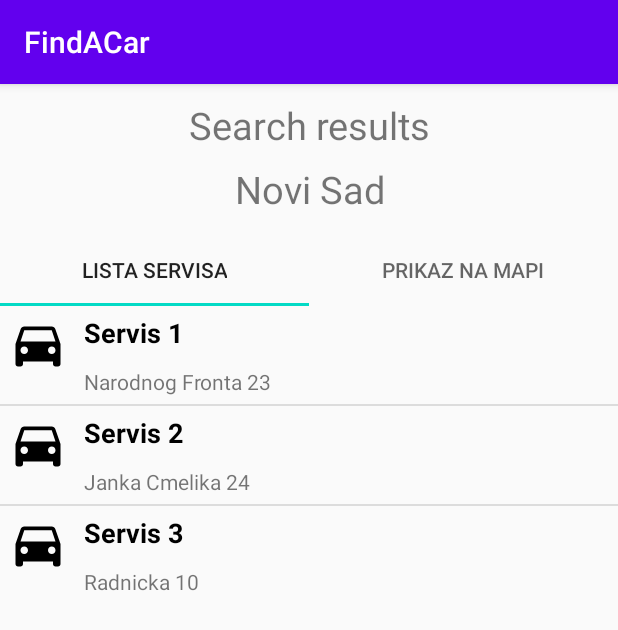
After one commit to NatasaLukic/PMA, an Android app: the ListResults screen opened directly, with no data from a screen before it, on a phone screen of 412 x 824 dp. The commit adds this screen. Shown: the top 630 px of the screen. Run offline under Robolectric (Android 15) with nearby library versions, the phone set to English and light mode, and no system bars.

Commit message:
Added activity for list of search results

```diff
--- a/FindACar/app/build.gradle
+++ b/FindACar/app/build.gradle
@@ -31,6 +31,7 @@ dependencies {
     implementation 'androidx.annotation:annotation:1.1.0'
     implementation 'androidx.constraintlayout:constraintlayout:1.1.3'
     implementation 'androidx.lifecycle:lifecycle-extensions:2.0.0'
+    implementation 'androidx.legacy:legacy-support-v4:1.0.0'
     testImplementation 'junit:junit:4.12'
     androidTestImplementation 'androidx.test.ext:junit:1.1.1'
     androidTestImplementation 'androidx.test.espresso:espresso-core:3.2.0'
--- a/FindACar/app/src/main/AndroidManifest.xml
+++ b/FindACar/app/src/main/AndroidManifest.xml
@@ -9,6 +9,7 @@
         android:roundIcon="@mipmap/ic_launcher_round"
         android:supportsRtl="true"
         android:theme="@style/AppTheme">
+        <activity android:name=".activites.SearchResultsActivity"></activity>
         <activity
             android:name=".ui.login.LoginActivity"
             android:label="@string/app_name">
--- /dev/null
+++ b/FindACar/app/src/main/java/com/example/findacar/activites/SearchResultsActivity.java
@@ -0,0 +1,59 @@
+package com.example.findacar.activites;
+
+import androidx.appcompat.app.AppCompatActivity;
+import androidx.viewpager.widget.ViewPager;
+
+import android.os.Bundle;
+import com.example.findacar.R;
+import com.example.findacar.adapters.TabAdapter;
+import com.google.android.material.tabs.TabItem;
+import com.google.android.material.tabs.TabLayout;
+
+public class SearchResultsActivity extends AppCompatActivity {
+
+    private TabLayout tabLayout;
+    private ViewPager viewPager;
+    private TabItem tab1, tab2;
+    public TabAdapter pagerAdapter;
+
+    @Override
+    protected void onCreate(Bundle savedInstanceState) {
+
+        super.onCreate(savedInstanceState);
+        setContentView(R.layout.activity_s_results);
+
+        tabLayout = (TabLayout) findViewById(R.id.tabLayout);
+        tab1 = (TabItem) findViewById(R.id.list);
+        tab2 = (TabItem) findViewById(R.id.map);
+
+        viewPager = (ViewPager) findViewById(R.id.viewPager);
+        pagerAdapter = new TabAdapter(getSupportFragmentManager(), tabLayout.getTabCount());
+        viewPager.setAdapter(pagerAdapter);
+
+        tabLayout.addOnTabSelectedListener(new TabLayout.OnTabSelectedListener() {
+            @Override
+            public void onTabSelected(TabLayout.Tab tab) {
+                viewPager.setCurrentItem(tab.getPosition());
+
+                if (tab.getPosition() == 0){
+                    pagerAdapter.notifyDataSetChanged();
+                } else if (tab.getPosition() == 1) {
+                    pagerAdapter.notifyDataSetChanged();
+                }
+            }
+
+            @Override
+            public void onTabUnselected(TabLayout.Tab tab) {
+
+            }
+
+            @Override
+            public void onTabReselected(TabLayout.Tab tab) {
+
+            }
+        });
+
+        viewPager.addOnPageChangeListener(new TabLayout.TabLayoutOnPageChangeListener(tabLayout));
+
+    }
+}
--- /dev/null
+++ b/FindACar/app/src/main/java/com/example/findacar/adapters/CarServicesAdapter.java
@@ -0,0 +1,58 @@
+package com.example.findacar.adapters;
+
+import android.app.Activity;
+import android.view.View;
+import android.view.ViewGroup;
+import android.widget.BaseAdapter;
+import android.widget.ImageView;
+import android.widget.TextView;
+
+import com.example.findacar.R;
+import com.example.findacar.model.CarService;
+import com.example.findacar.tools.MokapServices;
+
+public class CarServicesAdapter extends BaseAdapter {
+
+    public Activity activity;
+
+    public CarServicesAdapter(Activity activity) {
+        this.activity = activity;
+    }
+
+    @Override
+    public int getCount() {
+        return MokapServices.getCarServices().size();
+    }
+
+    @Override
+    public Object getItem(int position) {
+        return MokapServices.getCarServices().get(position);
+    }
+
+    @Override
+    public long getItemId(int position) {
+        return position;
+    }
+
+    @Override
+    public View getView(int position, View convertView, ViewGroup parent) {
+        View vi = convertView;
+        CarService service = MokapServices.getCarServices().get(position);
+
+        if(convertView==null)
+            vi = activity.getLayoutInflater().inflate(R.layout.carservices_list, null);
+
+        TextView name = (TextView)vi.findViewById(R.id.name);
+        TextView description = (TextView)vi.findViewById(R.id.description);
+        ImageView image = (ImageView)vi.findViewById(R.id.item_icon);
+
+        name.setText(service.getName());
+        description.setText(service.getAddress());
+
+        if (service.getAvatar() != -1){
+            image.setImageResource(service.getAvatar());
+        }
+
+        return  vi;
+    }
+}
--- /dev/null
+++ b/FindACar/app/src/main/java/com/example/findacar/adapters/TabAdapter.java
@@ -0,0 +1,36 @@
+package com.example.findacar.adapters;
+
+import androidx.fragment.app.Fragment;
+import androidx.fragment.app.FragmentManager;
+import androidx.fragment.app.FragmentPagerAdapter;
+
+import com.example.findacar.fragments.ListResults;
+import com.example.findacar.fragments.MapResults;
+
+public class TabAdapter extends FragmentPagerAdapter {
+
+    private int numOfItems;
+
+    public TabAdapter(FragmentManager fm, int numOfItems) {
+        super(fm);
+        this.numOfItems = numOfItems;
+    }
+
+    @Override
+    public Fragment getItem(int position) {
+        switch (position){
+            case 0:
+                return new ListResults();
+            case 1:
+                return new MapResults();
+            default:
+                return null;
+        }
+
+    }
+
+    @Override
+    public int getCount() {
+        return this.numOfItems;
+    }
+}
--- /dev/null
+++ b/FindACar/app/src/main/java/com/example/findacar/fragments/ListResults.java
@@ -0,0 +1,42 @@
+package com.example.findacar.fragments;
+
+import android.os.Bundle;
+
+import androidx.annotation.Nullable;
+import androidx.fragment.app.Fragment;
+import androidx.fragment.app.ListFragment;
+
+import android.view.LayoutInflater;
+import android.view.View;
+import android.view.ViewGroup;
+import android.widget.Toast;
+
+import com.example.findacar.R;
+import com.example.findacar.adapters.CarServicesAdapter;
+
+/**
+ * A simple {@link Fragment} subclass.
+ */
+public class ListResults extends ListFragment {
+
+    public ListResults() {
+        // Required empty public constructor
+    }
+
+
+    @Override
+    public View onCreateView(LayoutInflater inflater, ViewGroup container,
+                             Bundle savedInstanceState) {
+        // Inflate the layout for this fragment
+        return inflater.inflate(R.layout.fragment_list_results, container, false);
+    }
+
+    @Override
+    public void onActivityCreated(@Nullable Bundle savedInstanceState) {
+        super.onActivityCreated(savedInstanceState);
+        Toast.makeText(getActivity(), "onActivityFragmentCreated()", Toast.LENGTH_SHORT).show();
+
+        CarServicesAdapter adapter = new CarServicesAdapter(getActivity());
+        setListAdapter(adapter);
+    }
+}
--- /dev/null
+++ b/FindACar/app/src/main/java/com/example/findacar/fragments/MapResults.java
@@ -0,0 +1,29 @@
+package com.example.findacar.fragments;
+
+import android.os.Bundle;
+
+import androidx.fragment.app.Fragment;
+
+import android.view.LayoutInflater;
+import android.view.View;
+import android.view.ViewGroup;
+
+import com.example.findacar.R;
+
+/**
+ * A simple {@link Fragment} subclass.
+ */
+public class MapResults extends Fragment {
+
+    public MapResults() {
+        // Required empty public constructor
+    }
+
+
+    @Override
+    public View onCreateView(LayoutInflater inflater, ViewGroup container,
+                             Bundle savedInstanceState) {
+        // Inflate the layout for this fragment
+        return inflater.inflate(R.layout.fragment_map_results, container, false);
+    }
+}
--- /dev/null
+++ b/FindACar/app/src/main/java/com/example/findacar/model/CarService.java
@@ -0,0 +1,38 @@
+package com.example.findacar.model;
+
+public class CarService {
+
+    private String name;
+    private String address;
+    private int avatar;
+
+    public CarService(String name, String address, int avatar) {
+        this.name = name;
+        this.address = address;
+        this.avatar = avatar;
+    }
+
+    public String getName() {
+        return name;
+    }
+
+    public void setName(String name) {
+        this.name = name;
+    }
+
+    public String getAddress() {
+        return address;
+    }
+
+    public void setAddress(String address) {
+        this.address = address;
+    }
+
+    public int getAvatar() {
+        return avatar;
+    }
+
+    public void setAvatar(int avatar) {
+        this.avatar = avatar;
+    }
+}
--- /dev/null
+++ b/FindACar/app/src/main/java/com/example/findacar/tools/MokapServices.java
@@ -0,0 +1,26 @@
+package com.example.findacar.tools;
+
+import com.example.findacar.R;
+import com.example.findacar.model.CarService;
+
+import java.util.ArrayList;
+import java.util.List;
+
+public class MokapServices {
+
+    public static List<CarService> getCarServices(){
+
+        ArrayList<CarService> carServices = new ArrayList<CarService>();
+
+        CarService c1 = new CarService("Servis 1", "Narodnog Fronta 23", R.drawable.ic_directions_car_black_24dp);
+        CarService c2 = new CarService("Servis 2", "Janka Cmelika 24", R.drawable.ic_directions_car_black_24dp);
+        CarService c3 = new CarService("Servis 3", "Radnicka 10", R.drawable.ic_directions_car_black_24dp);
+
+        carServices.add(c1);
+        carServices.add(c2);
+        carServices.add(c3);
+
+        return carServices;
+
+    }
+}
--- a/FindACar/app/src/main/java/com/example/findacar/ui/login/LoginActivity.java
+++ b/FindACar/app/src/main/java/com/example/findacar/ui/login/LoginActivity.java
@@ -5,6 +5,7 @@ import android.app.Activity;
 import androidx.lifecycle.Observer;
 import androidx.lifecycle.ViewModelProviders;
 
+import android.content.Intent;
 import android.os.Bundle;
 
 import androidx.annotation.Nullable;
@@ -23,8 +24,7 @@ import android.widget.TextView;
 import android.widget.Toast;
 
 import com.example.findacar.R;
-import com.example.findacar.ui.login.LoginViewModel;
-import com.example.findacar.ui.login.LoginViewModelFactory;
+import com.example.findacar.activites.SearchResultsActivity;
 
 public class LoginActivity extends AppCompatActivity {
 
@@ -112,9 +112,12 @@ public class LoginActivity extends AppCompatActivity {
         loginButton.setOnClickListener(new View.OnClickListener() {
             @Override
             public void onClick(View v) {
-                loadingProgressBar.setVisibility(View.VISIBLE);
-                loginViewModel.login(usernameEditText.getText().toString(),
-                        passwordEditText.getText().toString());
+             //   loadingProgressBar.setVisibility(View.VISIBLE);
+             //   loginViewModel.login(usernameEditText.getText().toString(),
+             //           passwordEditText.getText().toString());
+
+                Intent intent = new Intent(LoginActivity.this, SearchResultsActivity.class);
+                startActivity(intent);
             }
         });
     }
--- /dev/null
+++ b/FindACar/app/src/main/res/drawable/ic_directions_car_black_24dp.xml
@@ -0,0 +1,9 @@
+<vector xmlns:android="http://schemas.android.com/apk/res/android"
+        android:width="24dp"
+        android:height="24dp"
+        android:viewportWidth="24.0"
+        android:viewportHeight="24.0">
+    <path
+        android:fillColor="#FF000000"
+        android:pathData="M18.92,6.01C18.72,5.42 18.16,5 17.5,5h-11c-0.66,0 -1.21,0.42 -1.42,1.01L3,12v8c0,0.55 0.45,1 1,1h1c0.55,0 1,-0.45 1,-1v-1h12v1c0,0.55 0.45,1 1,1h1c0.55,0 1,-0.45 1,-1v-8l-2.08,-5.99zM6.5,16c-0.83,0 -1.5,-0.67 -1.5,-1.5S5.67,13 6.5,13s1.5,0.67 1.5,1.5S7.33,16 6.5,16zM17.5,16c-0.83,0 -1.5,-0.67 -1.5,-1.5s0.67,-1.5 1.5,-1.5 1.5,0.67 1.5,1.5 -0.67,1.5 -1.5,1.5zM5,11l1.5,-4.5h11L19,11L5,11z"/>
+</vector>
--- /dev/null
+++ b/FindACar/app/src/main/res/layout/activity_s_results.xml
@@ -0,0 +1,53 @@
+<?xml version="1.0" encoding="utf-8"?>
+<LinearLayout xmlns:android="http://schemas.android.com/apk/res/android"
+    xmlns:app="http://schemas.android.com/apk/res-auto"
+    xmlns:tools="http://schemas.android.com/tools"
+    android:layout_width="match_parent"
+    android:layout_height="match_parent"
+    app:layout_constraintBottom_toTopOf="parent"
+    android:orientation="vertical"
+    tools:context=".activites.SearchResultsActivity">
+
+    <TextView
+        android:layout_width="match_parent"
+        android:layout_height="40dp"
+        android:gravity="center"
+        android:paddingTop="10dp"
+        android:textSize="25dp"
+        android:text="Search results" />
+
+    <TextView
+        android:layout_width="match_parent"
+        android:layout_height="60dp"
+        android:gravity="center"
+        android:textSize="25dp"
+        android:text="Novi Sad" />
+
+
+        <com.google.android.material.tabs.TabLayout
+        android:id="@+id/tabLayout"
+        android:layout_width="match_parent"
+        android:layout_height="wrap_content">
+
+        <com.google.android.material.tabs.TabItem
+            android:layout_width="wrap_content"
+            android:layout_height="wrap_content"
+            android:id="@+id/list"
+            android:text="Lista servisa" />
+
+        <com.google.android.material.tabs.TabItem
+            android:layout_width="wrap_content"
+            android:layout_height="wrap_content"
+            android:id="@+id/map"
+            android:text="Prikaz na mapi" />
+
+
+    </com.google.android.material.tabs.TabLayout>
+
+    <androidx.viewpager.widget.ViewPager
+        android:layout_width="match_parent"
+        android:layout_height="match_parent"
+        android:id="@+id/viewPager">
+
+    </androidx.viewpager.widget.ViewPager>
+</LinearLayout>
--- /dev/null
+++ b/FindACar/app/src/main/res/layout/carservices_list.xml
@@ -0,0 +1,36 @@
+<?xml version="1.0" encoding="utf-8"?>
+<RelativeLayout xmlns:android="http://schemas.android.com/apk/res/android"
+    android:layout_width="match_parent"
+    android:layout_height="match_parent" >
+
+    <ImageView
+        android:id="@+id/item_icon"
+        android:layout_width="40dp"
+        android:layout_height="40dp"
+        android:contentDescription="@null"
+        android:layout_alignParentLeft="true"
+        android:layout_alignParentStart="true"
+        android:layout_margin="5dp" />
+
+    <TextView
+        android:id="@+id/name"
+        android:layout_width="wrap_content"
+        android:layout_height="wrap_content"
+        android:textSize="18sp"
+        android:gravity="center_vertical"
+        android:textColor="#000"
+        android:textStyle="bold"
+        android:layout_alignParentTop="true"
+        android:layout_toRightOf="@+id/item_icon"
+        android:layout_toEndOf="@+id/item_icon"
+        android:padding="5dp"/>
+
+    <TextView android:id="@+id/description"
+        android:layout_width="wrap_content"
+        android:layout_height="wrap_content"
+        android:layout_below="@+id/name"
+        android:layout_toRightOf="@+id/item_icon"
+        android:layout_toEndOf="@+id/item_icon"
+        android:padding="5dp"/>
+
+</RelativeLayout>
--- /dev/null
+++ b/FindACar/app/src/main/res/layout/fragment_list_results.xml
@@ -0,0 +1,12 @@
+<?xml version="1.0" encoding="utf-8"?>
+<LinearLayout xmlns:android="http://schemas.android.com/apk/res/android"
+    android:layout_width="fill_parent"
+    android:layout_height="fill_parent"
+    android:orientation="vertical">
+
+    <ListView
+        android:id="@android:id/list"
+        android:layout_width="match_parent"
+        android:layout_height="wrap_content" />
+
+</LinearLayout>
--- /dev/null
+++ b/FindACar/app/src/main/res/layout/fragment_map_results.xml
@@ -0,0 +1,14 @@
+<?xml version="1.0" encoding="utf-8"?>
+<FrameLayout xmlns:android="http://schemas.android.com/apk/res/android"
+    xmlns:tools="http://schemas.android.com/tools"
+    android:layout_width="match_parent"
+    android:layout_height="match_parent"
+    tools:context=".fragments.MapResults">
+
+    <!-- TODO: Update blank fragment layout -->
+    <TextView
+        android:layout_width="match_parent"
+        android:layout_height="match_parent"
+        android:text="Map goes here..." />
+
+</FrameLayout>
--- /dev/null
+++ b/FindACar/app/src/main/res/values-w820dp/dimens.xml
@@ -0,0 +1,6 @@
+<resources>
+    <!-- Example customization of dimensions originally defined in res/values/dimens.xml
+         (such as screen margins) for screens with more than 820dp of available width. This
+         would include 7" and 10" devices in landscape (~960dp and ~1280dp respectively). -->
+    <dimen name="activity_horizontal_margin">64dp</dimen>
+</resources>
--- a/FindACar/app/src/main/res/values/dimens.xml
+++ b/FindACar/app/src/main/res/values/dimens.xml
@@ -2,4 +2,7 @@
     <!-- Default screen margins, per the Android Design guidelines. -->
     <dimen name="activity_horizontal_margin">16dp</dimen>
     <dimen name="activity_vertical_margin">16dp</dimen>
+    <dimen name="appbar_padding">16dp</dimen>
+    <dimen name="fab_margin">16dp</dimen>
+    <dimen name="appbar_padding_top">8dp</dimen>
 </resources>
--- a/FindACar/app/src/main/res/values/strings.xml
+++ b/FindACar/app/src/main/res/values/strings.xml
@@ -9,4 +9,10 @@
     <string name="invalid_username">Not a valid username</string>
     <string name="invalid_password">Password must be >5 characters</string>
     <string name="login_failed">"Login failed"</string>
+    <string name="title_activity_search_results">SearchResults</string>
+    <string name="tab_text_1">Tab 1</string>
+    <string name="tab_text_2">Tab 2</string>
+
+    <!-- TODO: Remove or change this placeholder text -->
+    <string name="hello_blank_fragment">Hello blank fragment</string>
 </resources>
--- a/FindACar/app/src/main/res/values/styles.xml
+++ b/FindACar/app/src/main/res/values/styles.xml
@@ -8,4 +8,13 @@
         <item name="colorAccent">@color/colorAccent</item>
     </style>
 
+    <style name="AppTheme.NoActionBar">
+        <item name="windowActionBar">false</item>
+        <item name="windowNoTitle">true</item>
+    </style>
+
+    <style name="AppTheme.AppBarOverlay" parent="ThemeOverlay.AppCompat.Dark.ActionBar" />
+
+    <style name="AppTheme.PopupOverlay" parent="ThemeOverlay.AppCompat.Light" />
+
 </resources>
--- a/FindACar/build.gradle
+++ b/FindACar/build.gradle
@@ -8,7 +8,7 @@ buildscript {
 
     }
     dependencies {
-        classpath 'com.android.tools.build:gradle:3.6.2'
+        classpath 'com.android.tools.build:gradle:3.6.3'
 
 
         // NOTE: Do not place your application dependencies here; they belong
```
